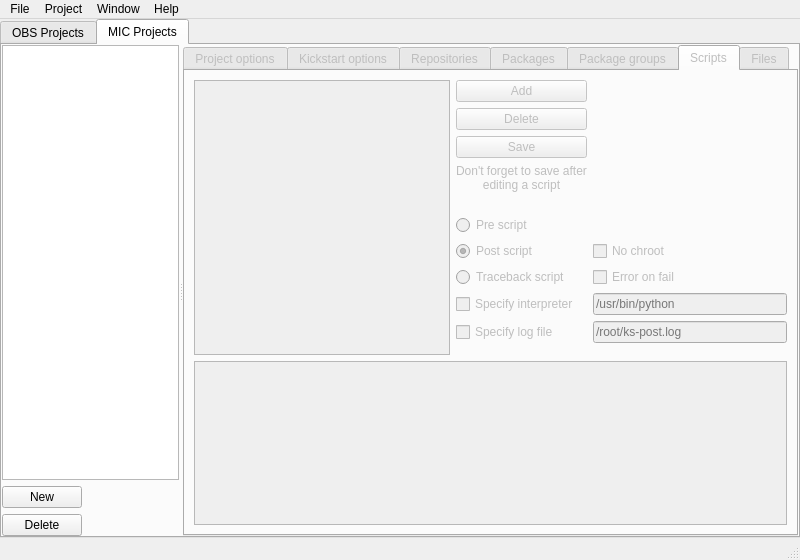
This is src/ObsLightGui/ui/obsLightMain.ui in ronan22/obs-light as Qt 5 draws it before an edit. The edited form follows.
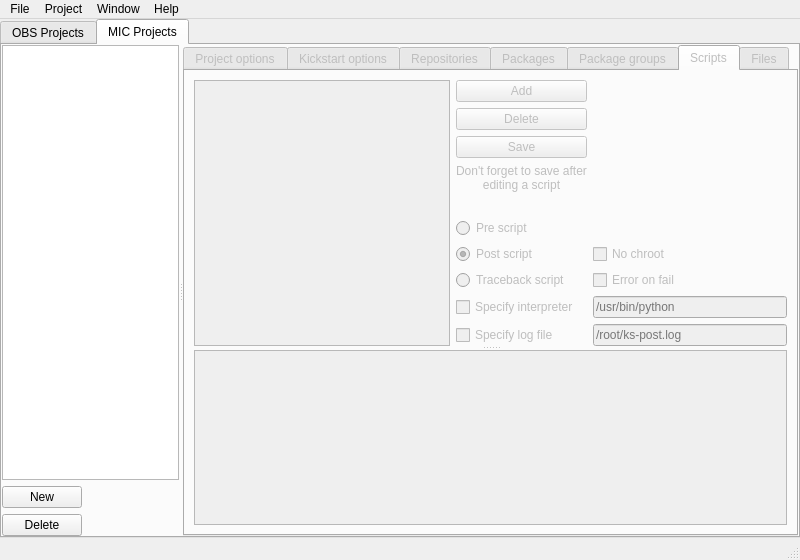
This is the edited form. The open tabs and pages were chosen to show the change. Icons and pictures are not drawn.

Commit message: - fixed OBS package name display (was in wrong label) - added vertical splitter in MIC project script tab

Diff of the .ui file:
```diff
--- a/src/ObsLightGui/ui/obsLightMain.ui
+++ b/src/ObsLightGui/ui/obsLightMain.ui
@@ -1628,130 +1628,145 @@
             <attribute name="title">
              <string>Scripts</string>
             </attribute>
-            <layout class="QGridLayout" name="gridLayout_5">
-             <item row="6" column="2">
-              <widget class="QRadioButton" name="postScriptRadioButton">
-               <property name="text">
-                <string>Post script</string>
-               </property>
-               <property name="checked">
-                <bool>true</bool>
-               </property>
-              </widget>
-             </item>
-             <item row="13" column="0" colspan="5">
-              <widget class="QPlainTextEdit" name="kickstartScriptTextEdit"/>
-             </item>
-             <item row="8" column="3" colspan="2">
-              <widget class="QLineEdit" name="interpreterLineEdit">
-               <property name="enabled">
-                <bool>false</bool>
-               </property>
-               <property name="placeholderText">
-                <string>/usr/bin/python</string>
-               </property>
-              </widget>
-             </item>
-             <item row="9" column="3" colspan="2">
-              <widget class="QLineEdit" name="logFileLineEdit">
-               <property name="enabled">
-                <bool>false</bool>
-               </property>
-               <property name="placeholderText">
-                <string>/root/ks-post.log</string>
-               </property>
-              </widget>
-             </item>
-             <item row="5" column="2">
-              <widget class="QRadioButton" name="preScriptRadioButton">
-               <property name="text">
-                <string>Pre script</string>
-               </property>
-              </widget>
-             </item>
-             <item row="8" column="2">
-              <widget class="QCheckBox" name="specifyInterpreterCheckBox">
-               <property name="text">
-                <string>Specify interpreter</string>
-               </property>
-              </widget>
-             </item>
-             <item row="9" column="2">
-              <widget class="QCheckBox" name="specifyLogFileCheckBox">
-               <property name="text">
-                <string>Specify log file</string>
-               </property>
-              </widget>
-             </item>
-             <item row="0" column="0" rowspan="12" colspan="2">
-              <widget class="QListView" name="kickstartScriptsListView"/>
-             </item>
-             <item row="7" column="2">
-              <widget class="QRadioButton" name="tracebackScriptRadioButton">
-               <property name="text">
-                <string>Traceback script</string>
-               </property>
-              </widget>
-             </item>
-             <item row="7" column="3">
-              <widget class="QCheckBox" name="errorOnFailCheckBox">
-               <property name="text">
-                <string>Error on fail</string>
-               </property>
-              </widget>
-             </item>
-             <item row="6" column="3">
-              <widget class="QCheckBox" name="noChrootCheckBox">
-               <property name="text">
-                <string>No chroot</string>
-               </property>
-              </widget>
-             </item>
-             <item row="0" column="2">
-              <widget class="QPushButton" name="addKickstartScriptButton">
-               <property name="text">
-                <string>Add</string>
-               </property>
-              </widget>
-             </item>
-             <item row="1" column="2">
-              <widget class="QPushButton" name="removeKickstartScriptButton">
-               <property name="text">
-                <string>Delete</string>
-               </property>
-              </widget>
-             </item>
-             <item row="2" column="2">
-              <widget class="QPushButton" name="saveKickstartScriptButton">
-               <property name="text">
-                <string>Save</string>
-               </property>
-              </widget>
-             </item>
-             <item row="4" column="2">
-              <spacer name="verticalSpacer_4">
+            <layout class="QGridLayout" name="gridLayout_20">
+             <item row="0" column="0">
+              <widget class="QSplitter" name="splitter_4">
                <property name="orientation">
                 <enum>Qt::Vertical</enum>
                </property>
-               <property name="sizeHint" stdset="0">
-                <size>
-                 <width>20</width>
-                 <height>40</height>
-                </size>
-               </property>
-              </spacer>
-             </item>
-             <item row="3" column="2">
-              <widget class="QLabel" name="label_6">
-               <property name="text">
-                <string>Don't forget to save after editing a script</string>
-               </property>
-               <property name="alignment">
-                <set>Qt::AlignCenter</set>
-               </property>
-               <property name="wordWrap">
-                <bool>true</bool>
-               </property>
+               <widget class="QWidget" name="widget" native="true">
+                <layout class="QGridLayout" name="gridLayout_5">
+                 <item row="0" column="1">
+                  <widget class="QPushButton" name="addKickstartScriptButton">
+                   <property name="text">
+                    <string>Add</string>
+                   </property>
+                  </widget>
+                 </item>
+                 <item row="1" column="1">
+                  <widget class="QPushButton" name="removeKickstartScriptButton">
+                   <property name="text">
+                    <string>Delete</string>
+                   </property>
+                  </widget>
+                 </item>
+                 <item row="2" column="1">
+                  <widget class="QPushButton" name="saveKickstartScriptButton">
+                   <property name="text">
+                    <string>Save</string>
+                   </property>
+                  </widget>
+                 </item>
+                 <item row="3" column="1">
+                  <widget class="QLabel" name="label_6">
+                   <property name="text">
+                    <string>Don't forget to save after editing a script</string>
+                   </property>
+                   <property name="alignment">
+                    <set>Qt::AlignCenter</set>
+                   </property>
+                   <property name="wordWrap">
+                    <bool>true</bool>
+                   </property>
+                  </widget>
+                 </item>
+                 <item row="4" column="1">
+                  <spacer name="verticalSpacer_4">
+                   <property name="orientation">
+                    <enum>Qt::Vertical</enum>
+                   </property>
+                   <property name="sizeHint" stdset="0">
+                    <size>
+                     <width>20</width>
+                     <height>40</height>
+                    </size>
+                   </property>
+                  </spacer>
+                 </item>
+                 <item row="5" column="1">
+                  <widget class="QRadioButton" name="preScriptRadioButton">
+                   <property name="text">
+                    <string>Pre script</string>
+                   </property>
+                  </widget>
+                 </item>
+                 <item row="6" column="1">
+                  <widget class="QRadioButton" name="postScriptRadioButton">
+                   <property name="text">
+                    <string>Post script</string>
+                   </property>
+                   <property name="checked">
+                    <bool>true</bool>
+                   </property>
+                  </widget>
+                 </item>
+                 <item row="6" column="2">
+                  <widget class="QCheckBox" name="noChrootCheckBox">
+                   <property name="text">
+                    <string>No chroot</string>
+                   </property>
+                  </widget>
+                 </item>
+                 <item row="7" column="1">
+                  <widget class="QRadioButton" name="tracebackScriptRadioButton">
+                   <property name="text">
+                    <string>Traceback script</string>
+                   </property>
+                  </widget>
+                 </item>
+                 <item row="7" column="2">
+                  <widget class="QCheckBox" name="errorOnFailCheckBox">
+                   <property name="text">
+                    <string>Error on fail</string>
+                   </property>
+                  </widget>
+                 </item>
+                 <item row="8" column="1">
+                  <widget class="QCheckBox" name="specifyInterpreterCheckBox">
+                   <property name="text">
+                    <string>Specify interpreter</string>
+                   </property>
+                  </widget>
+                 </item>
+                 <item row="8" column="2">
+                  <widget class="QLineEdit" name="interpreterLineEdit">
+                   <property name="enabled">
+                    <bool>false</bool>
+                   </property>
+                   <property name="placeholderText">
+                    <string>/usr/bin/python</string>
+                   </property>
+                  </widget>
+                 </item>
+                 <item row="9" column="1">
+                  <widget class="QCheckBox" name="specifyLogFileCheckBox">
+                   <property name="text">
+                    <string>Specify log file</string>
+                   </property>
+                  </widget>
+                 </item>
+                 <item row="9" column="2">
+                  <widget class="QLineEdit" name="logFileLineEdit">
+                   <property name="enabled">
+                    <bool>false</bool>
+                   </property>
+                   <property name="placeholderText">
+                    <string>/root/ks-post.log</string>
+                   </property>
+                  </widget>
+                 </item>
+                 <item row="0" column="0" rowspan="10">
+                  <widget class="QListView" name="kickstartScriptsListView"/>
+                 </item>
+                </layout>
+               </widget>
+               <widget class="QWidget" name="widget2" native="true">
+                <layout class="QVBoxLayout" name="verticalLayout">
+                 <item>
+                  <widget class="QPlainTextEdit" name="kickstartScriptTextEdit"/>
+                 </item>
+                </layout>
+               </widget>
               </widget>
              </item>
             </layout>
```
Left out of the diff: 52 changed lines with no effect on the pictures. The commit also changes 1 other file.
